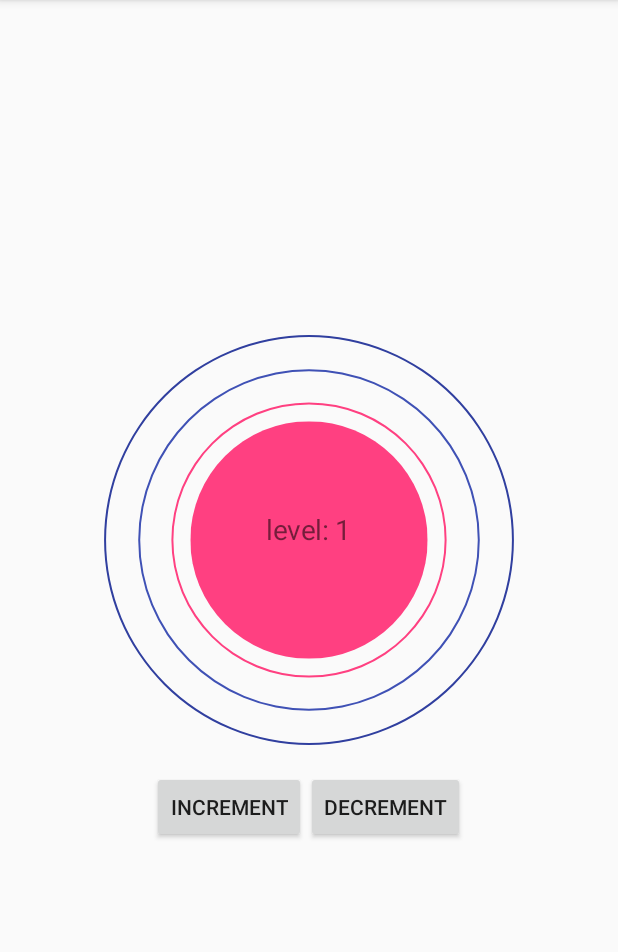
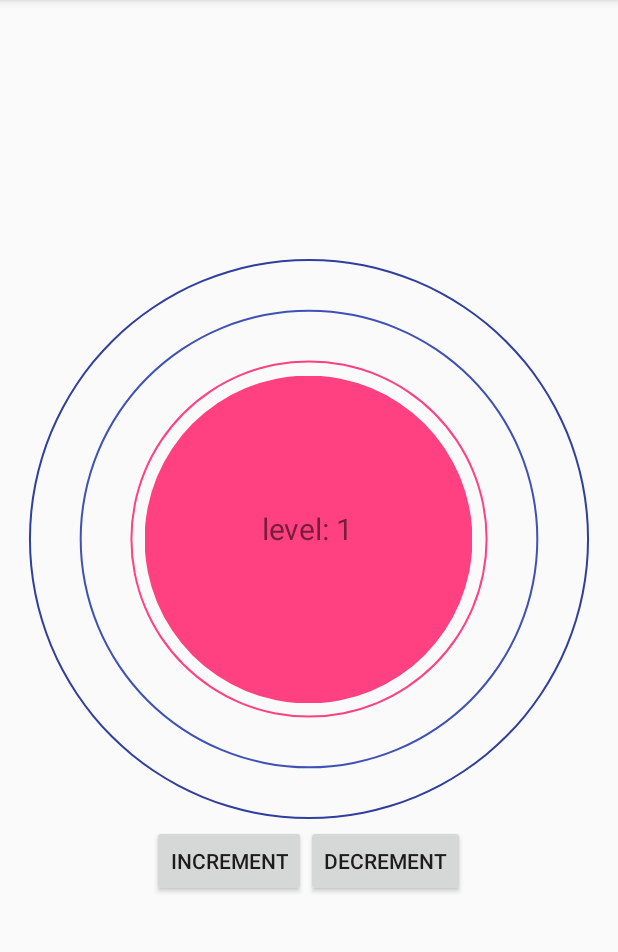
Before and after one commit to tsalik/target-layout, an Android app: the screen it shows after launch (MainActivity), on a phone screen of 412 x 824 dp, the part 84-1036 px from its top. Run offline under Robolectric (Android 15) with nearby library versions, the phone set to English and light mode, and no system bars; our stand-ins replace CircleImageView.

Commit message:
fixes setMeasuredDimension according to targetLayoutWidth and Height

```diff
--- a/TargetLayout/demo/src/main/res/layout/activity_main.xml
+++ b/TargetLayout/demo/src/main/res/layout/activity_main.xml
@@ -11,17 +11,16 @@
     android:paddingRight="@dimen/activity_horizontal_margin"
     android:paddingTop="@dimen/activity_vertical_margin"
     tools:context="com.tsalik.targetlayout.demo.MainActivity"
-    android:gravity="center"
-    android:weightSum="1">
+    android:gravity="center">
 
     <com.tsalik.targetlayout.TargetLayout
         android:id="@+id/targetLayout"
-        android:layout_width="match_parent"
+        android:layout_width="wrap_content"
         android:layout_height="wrap_content"
         app:levelDrawable="@drawable/levels"
         app:max_number_of_levels="10"
         app:center_percent="0.45"
-        app:step_percent="0.15">
+        app:step_percent="0.2">
 
         <FrameLayout
             android:layout_width="30dp"
--- a/TargetLayout/targetlayout/src/main/java/com/tsalik/targetlayout/TargetLayout.java
+++ b/TargetLayout/targetlayout/src/main/java/com/tsalik/targetlayout/TargetLayout.java
@@ -112,7 +112,7 @@ public class TargetLayout extends FrameLayout implements TargetAction, View.OnTo
             int centerViewWidthMeasureSpec = MeasureSpec.makeMeasureSpec(centerViewSize - widthMargins, MeasureSpec.EXACTLY);
             int centerViewHeightMeasureSpec = MeasureSpec.makeMeasureSpec(centerViewSize - heightMargins, MeasureSpec.EXACTLY);
             centerView.measure(centerViewWidthMeasureSpec, centerViewHeightMeasureSpec);
-            setMeasuredDimension(targetLayoutSize, targetLayoutSize);
+            setMeasuredDimension(targetLayoutWidth, targetLayoutHeight);
         }
     }
 
```
